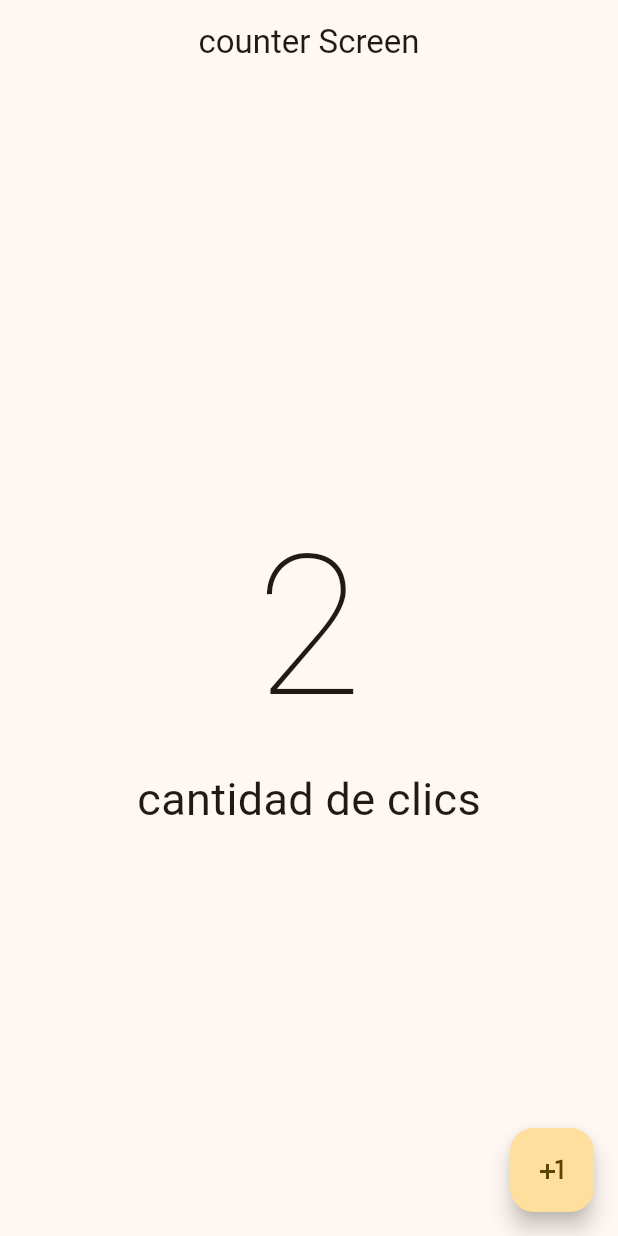
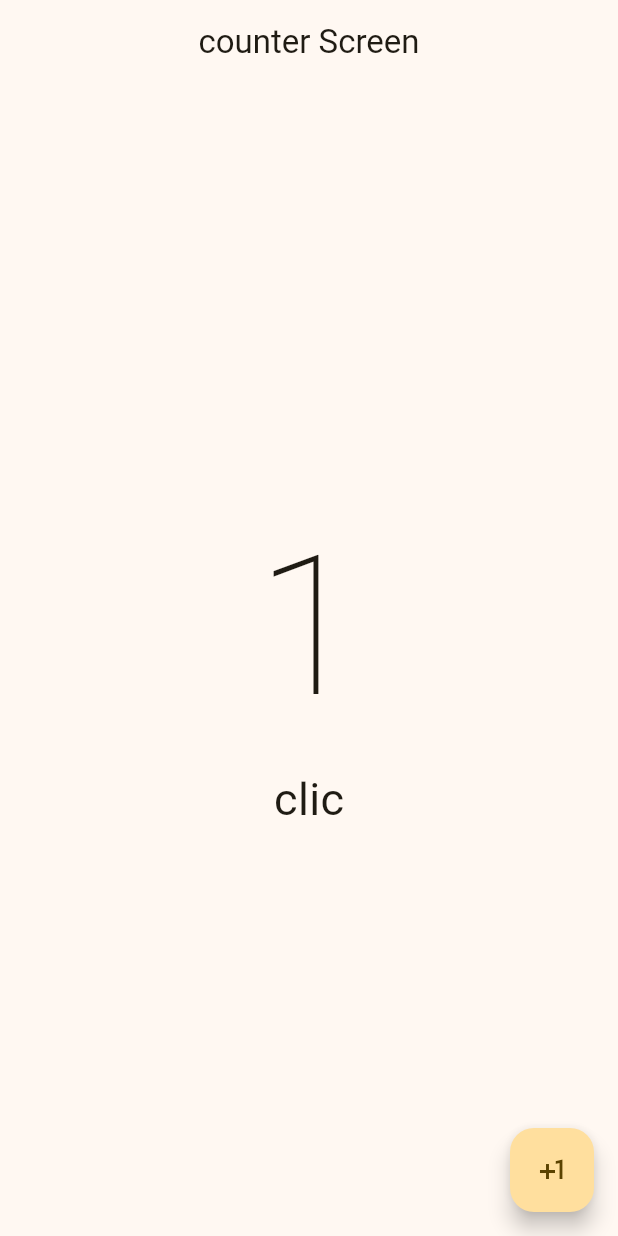
Before and after one commit to jovannyCG/app_contador, a Flutter app: the screen it shows after launch, after a tap on the "plus one" icon, on a phone screen of 412 x 824 dp. Run offline on Flutter 3.47's test engine with Material 2 defaults, Android fonts, the phone set to English and light mode, and no system bars.

Commit message:
cambio de estado de textos

```diff
--- a/lib/presentation/screens/couters/conter_screen.dart
+++ b/lib/presentation/screens/couters/conter_screen.dart
@@ -20,7 +20,6 @@ class _CouterScreenState extends State<CouterScreen> {
         onPressed: (){
           clickCouter ++;
           setState(() {
-           clickCouter ++;
           });
         },
         child: const Icon(Icons.plus_one),
@@ -30,7 +29,8 @@ class _CouterScreenState extends State<CouterScreen> {
           mainAxisAlignment: MainAxisAlignment.center,
           children:  [
             Text('$clickCouter', style: const TextStyle(fontSize: 130, fontWeight: FontWeight.w100),),
-            const Text('cantidad de clics', style: TextStyle(fontSize: 30, ),)],
+            (clickCouter==1) ? const Text('clic', style: TextStyle(fontSize: 30, ),)
+             : const Text(' clics', style: TextStyle(fontSize: 30, ),)],
         ),
       ),
     );
```
